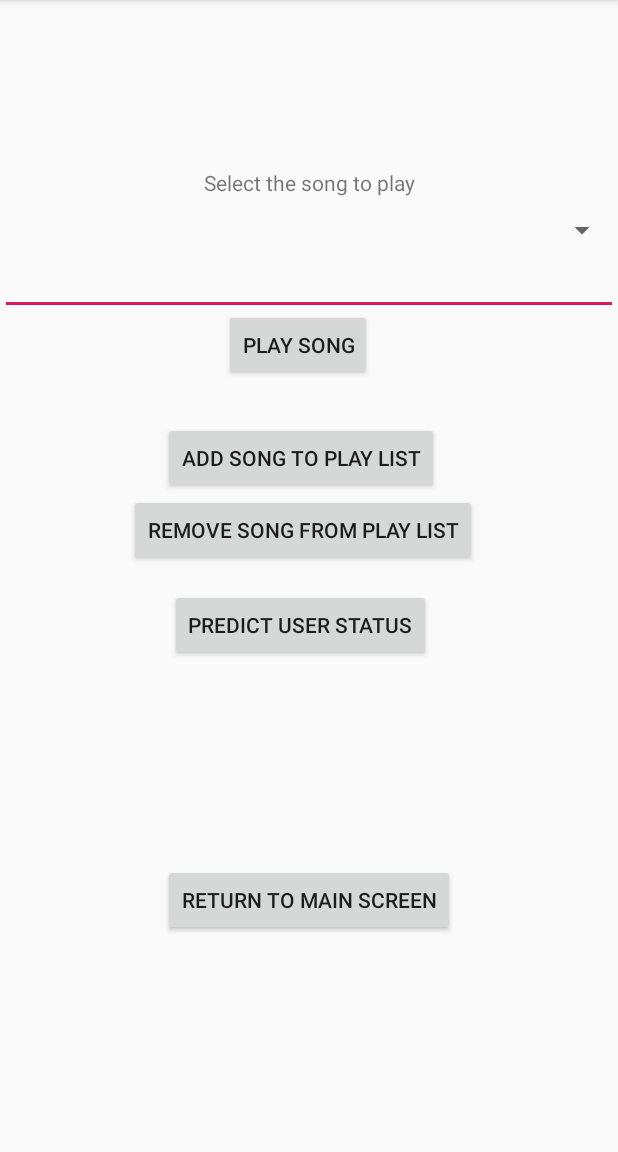
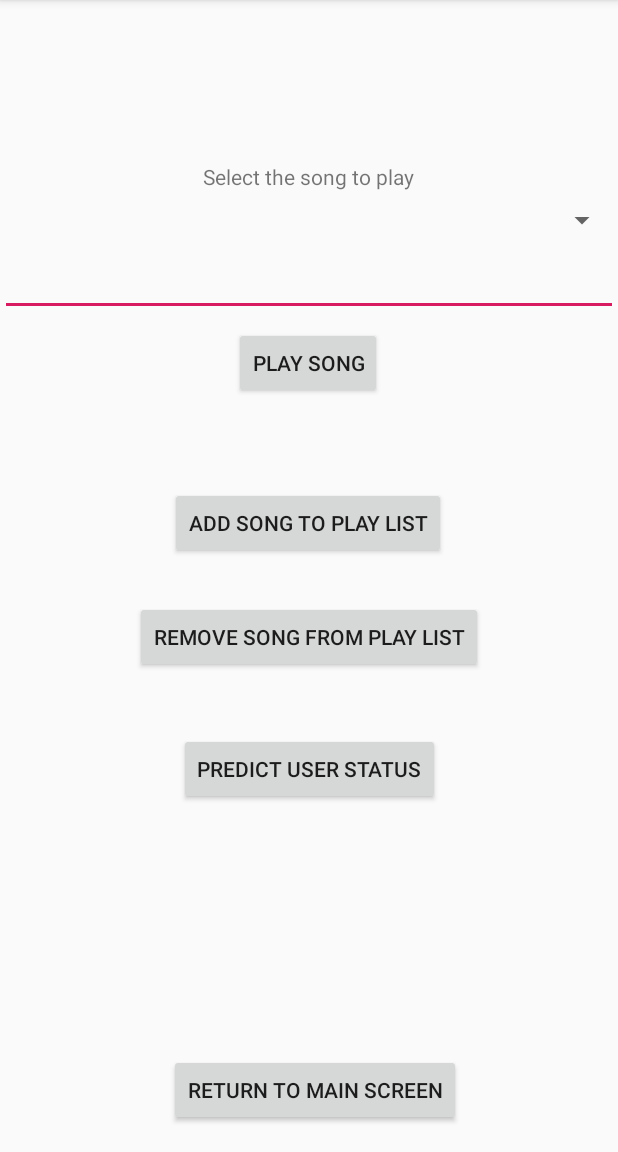
Before and after one commit to tnasim/MusicSuggester, an Android app: the PlayListActivity screen opened directly, with no data from a screen before it, on a phone screen of 412 x 824 dp, the part 84-1236 px from its top. Run offline under Robolectric (Android 15) with nearby library versions, the phone set to English and light mode, and no system bars.

Commit message:
Remove song from playlist

```diff
--- a/app/src/main/res/layout/activity_play_list.xml
+++ b/app/src/main/res/layout/activity_play_list.xml
@@ -5,13 +5,15 @@
     android:layout_width="match_parent"
     android:layout_height="match_parent"
     tools:context=".PlayListActivity">
+
     <TextView
         android:id="@+id/textView"
         android:layout_width="wrap_content"
         android:layout_height="wrap_content"
-        android:layout_marginTop="112dp"
+        android:layout_marginTop="108dp"
         android:text="@string/setSongTitle"
         app:layout_constraintEnd_toEndOf="parent"
+        app:layout_constraintHorizontal_bias="0.498"
         app:layout_constraintStart_toStartOf="parent"
         app:layout_constraintTop_toTopOf="parent"
         tools:text="@string/setSongTitle" />
@@ -24,7 +26,7 @@
         android:text="@string/playSongButton"
         app:layout_constraintBottom_toTopOf="@+id/exitPlayListButton"
         app:layout_constraintEnd_toEndOf="parent"
-        app:layout_constraintHorizontal_bias="0.477"
+        app:layout_constraintHorizontal_bias="0.498"
         app:layout_constraintStart_toStartOf="parent"
         app:layout_constraintTop_toBottomOf="@+id/songNameLabel"
         app:layout_constraintVertical_bias="0.1" />
@@ -37,20 +39,20 @@
         android:text="@string/addSongButton"
         app:layout_constraintBottom_toTopOf="@+id/exitPlayListButton"
         app:layout_constraintEnd_toEndOf="parent"
-        app:layout_constraintHorizontal_bias="0.477"
+        app:layout_constraintHorizontal_bias="0.497"
         app:layout_constraintStart_toStartOf="parent"
         app:layout_constraintTop_toBottomOf="@+id/playSongButton"
-        app:layout_constraintVertical_bias="0.1" />
+        app:layout_constraintVertical_bias="0.152" />
 
     <Button
         android:id="@+id/removeSongButton"
         android:layout_width="wrap_content"
         android:layout_height="wrap_content"
-        android:onClick="addSongToList"
+        android:layout_marginTop="28dp"
+        android:onClick="removeSongFromList"
         android:text="@string/removeSongButton"
         app:layout_constraintBottom_toTopOf="@+id/suggestSongButton"
         app:layout_constraintEnd_toEndOf="parent"
-        app:layout_constraintHorizontal_bias="0.477"
         app:layout_constraintStart_toStartOf="parent"
         app:layout_constraintTop_toBottomOf="@+id/addSongButton"
         app:layout_constraintVertical_bias="0.1" />
@@ -63,10 +65,9 @@
         android:text="@string/predictUserStatusButton"
         app:layout_constraintBottom_toTopOf="@+id/exitPlayListButton"
         app:layout_constraintEnd_toEndOf="parent"
-        app:layout_constraintHorizontal_bias="0.477"
         app:layout_constraintStart_toStartOf="parent"
         app:layout_constraintTop_toBottomOf="@+id/removeSongButton"
-        app:layout_constraintVertical_bias="0.1" />
+        app:layout_constraintVertical_bias="0.193" />
 
     <TextView
         android:id="@+id/songNameLabel"
@@ -85,7 +86,7 @@
         android:layout_width="fill_parent"
         android:layout_height="wrap_content"
         android:dropDownHeight="wrap_content"
-        app:layout_constraintBottom_toTopOf="@+id/playSongButton"
+        app:layout_constraintBottom_toTopOf="@+id/songEditText"
         app:layout_constraintEnd_toEndOf="parent"
         app:layout_constraintStart_toEndOf="@+id/songNameLabel"
         app:layout_constraintTop_toBottomOf="@+id/textView"
@@ -111,8 +112,9 @@
         android:text="@string/returnToMainScreen"
         app:layout_constraintBottom_toBottomOf="parent"
         app:layout_constraintEnd_toEndOf="parent"
+        app:layout_constraintHorizontal_bias="0.518"
         app:layout_constraintStart_toStartOf="parent"
         app:layout_constraintTop_toTopOf="parent"
-        app:layout_constraintVertical_bias="0.8"
+        app:layout_constraintVertical_bias="0.976"
         tools:text="@string/returnToMainScreen" />
 </androidx.constraintlayout.widget.ConstraintLayout>
```
Also changed, not shown: app/src/main/java/com/example/musicsuggestor/PlayList.java (+23 -0 lines), app/src/main/java/com/example/musicsuggestor/PlayListActivity.java (+27 -1 lines), app/src/main/java/com/example/musicsuggestor/Song.java (+15 -0 lines).
